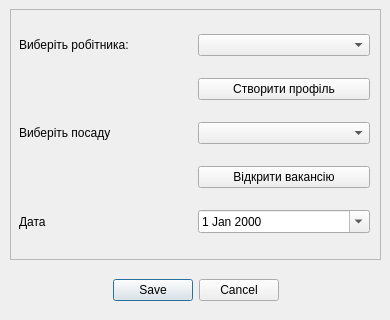
First picture: the form in dialog_addstaff.ui, repository landrew31/db_course_work, before the edit.
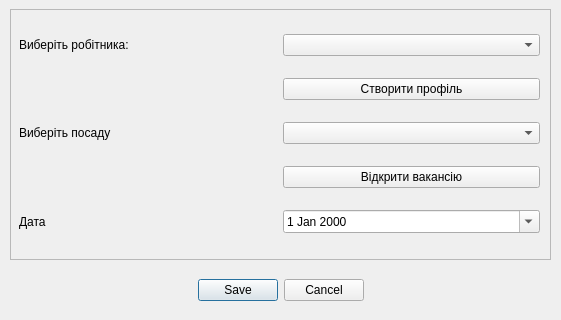
Second picture: the form after the edit.

Commit message: addStaff dialog started

Patch:
```diff
--- a/dialog_addstaff.ui
+++ b/dialog_addstaff.ui
@@ -6,7 +6,7 @@
    <rect>
     <x>0</x>
     <y>0</y>
-    <width>390</width>
+    <width>561</width>
     <height>320</height>
    </rect>
   </property>
@@ -18,7 +18,7 @@
     <rect>
      <x>10</x>
      <y>270</y>
-     <width>371</width>
+     <width>541</width>
      <height>41</height>
     </rect>
    </property>
@@ -37,7 +37,7 @@
     <rect>
      <x>10</x>
      <y>9</y>
-     <width>371</width>
+     <width>541</width>
      <height>251</height>
     </rect>
    </property>
@@ -52,7 +52,7 @@
      <rect>
       <x>9</x>
       <y>9</y>
-      <width>351</width>
+      <width>521</width>
       <height>231</height>
      </rect>
     </property>
```
The commit also changes 6 other files.
